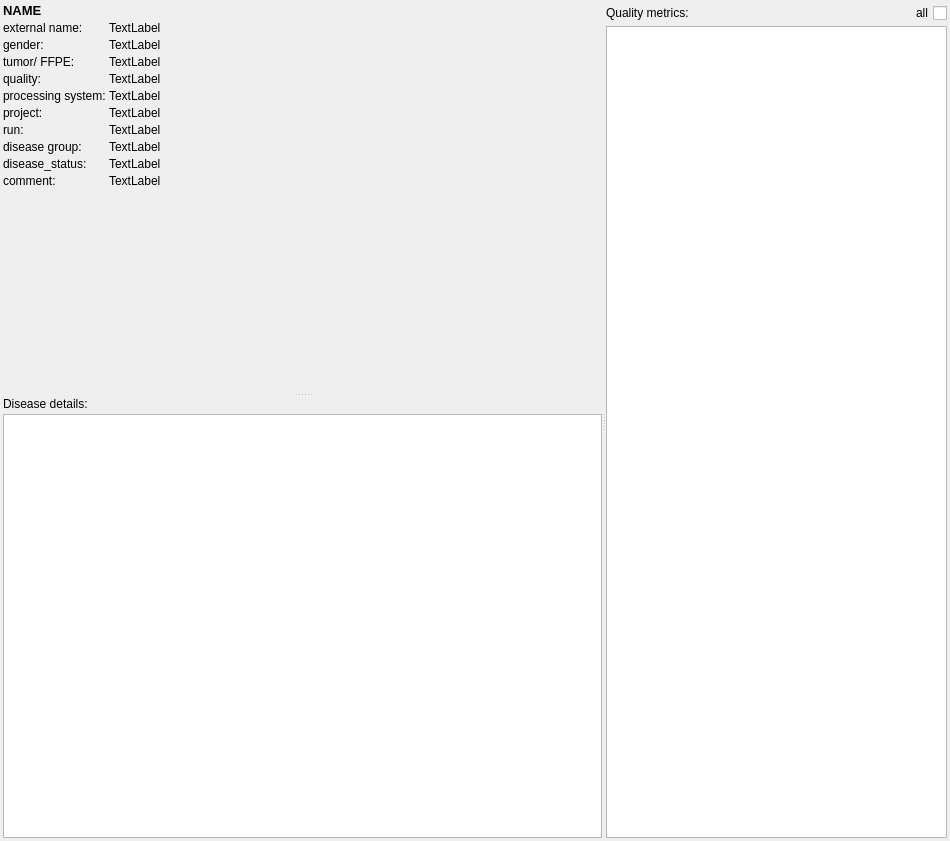
First picture: the form in src/GSvar/ProcessedSampleWidget.ui, repository imgag/ngs-bits, before the edit.
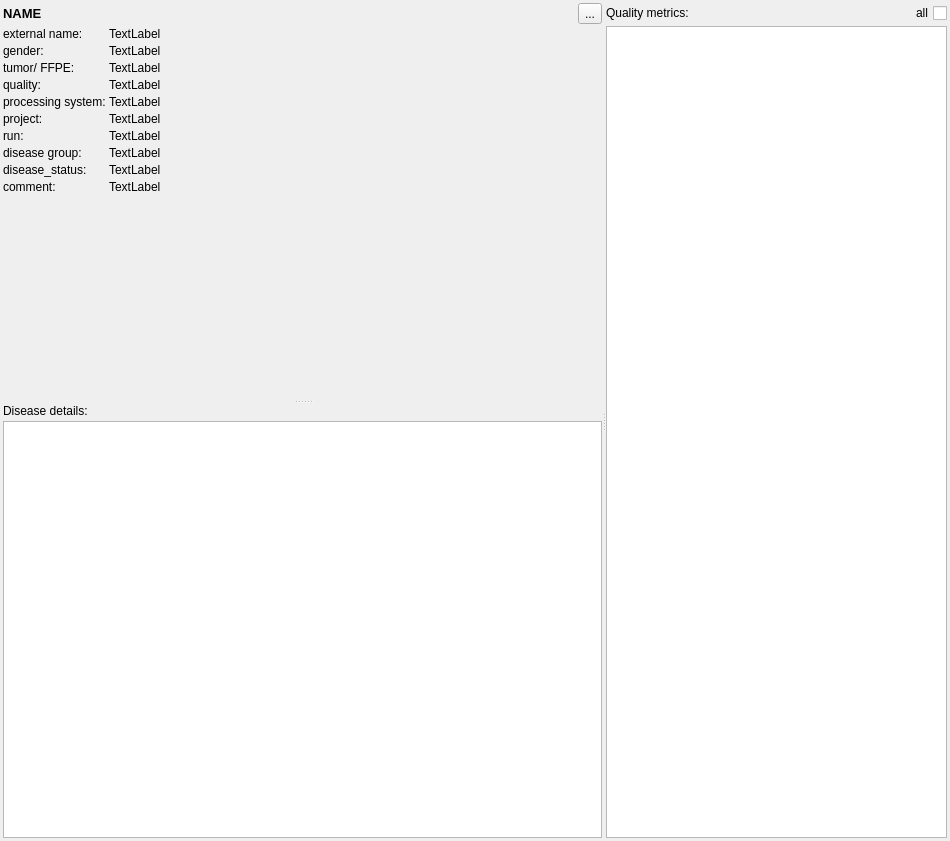
Second picture: the form after the edit. Icons and pictures are not drawn. Custom widgets are drawn as their Qt base class.

What changed in the file:
```diff
--- a/src/GSvar/ProcessedSampleWidget.ui
+++ b/src/GSvar/ProcessedSampleWidget.ui
@@ -37,6 +37,9 @@
    </property>
    <item>
     <widget class="QSplitter" name="splitter_2">
+     <property name="frameShape">
+      <enum>QFrame::NoFrame</enum>
+     </property>
      <property name="orientation">
       <enum>Qt::Horizontal</enum>
      </property>
@@ -52,133 +55,140 @@
         <property name="verticalSpacing">
          <number>3</number>
         </property>
-        <item row="1" column="0">
+        <item row="2" column="0">
          <widget class="QLabel" name="label_6">
           <property name="text">
            <string>external name:</string>
           </property>
          </widget>
         </item>
-        <item row="1" column="1">
+        <item row="2" column="1">
          <widget class="QLabel" name="name_external">
           <property name="text">
            <string>TextLabel</string>
           </property>
          </widget>
         </item>
-        <item row="2" column="0">
+        <item row="3" column="0">
          <widget class="QLabel" name="label_7">
           <property name="text">
            <string>gender:</string>
           </property>
          </widget>
         </item>
-        <item row="2" column="1">
+        <item row="3" column="1">
          <widget class="QLabel" name="gender">
           <property name="text">
            <string>TextLabel</string>
           </property>
          </widget>
         </item>
-        <item row="3" column="0">
+        <item row="4" column="0">
          <widget class="QLabel" name="label_8">
           <property name="text">
            <string>tumor/ FFPE:</string>
           </property>
          </widget>
         </item>
-        <item row="3" column="1">
+        <item row="4" column="1">
          <widget class="QLabel" name="tumor_ffpe">
           <property name="text">
            <string>TextLabel</string>
           </property>
          </widget>
         </item>
-        <item row="4" column="0">
+        <item row="5" column="0">
          <widget class="QLabel" name="label_9">
           <property name="text">
            <string>quality:</string>
           </property>
          </widget>
         </item>
-        <item row="5" column="0">
+        <item row="5" column="1">
+         <widget class="QLabel" name="quality">
+          <property name="text">
+           <string>TextLabel</string>
+          </property>
+         </widget>
+        </item>
+        <item row="6" column="0">
          <widget class="QLabel" name="label_3">
           <property name="text">
            <string>processing system:</string>
           </property>
          </widget>
         </item>
-        <item row="6" column="0">
+        <item row="6" column="1">
+         <widget class="QLabel" name="system">
+          <property name="text">
+           <string>TextLabel</string>
+          </property>
+         </widget>
+        </item>
+        <item row="7" column="0">
          <widget class="QLabel" name="label_5">
           <property name="text">
            <string>project:</string>
           </property>
          </widget>
         </item>
-        <item row="7" column="0">
+        <item row="7" column="1">
+         <widget class="QLabel" name="project">
+          <property name="text">
+           <string>TextLabel</string>
+          </property>
+         </widget>
+        </item>
+        <item row="8" column="0">
          <widget class="QLabel" name="label_4">
           <property name="text">
            <string>run:</string>
           </property>
          </widget>
         </item>
-        <item row="4" column="1">
-         <widget class="QLabel" name="quality">
-          <property name="text">
-           <string>TextLabel</string>
-          </property>
-         </widget>
-        </item>
-        <item row="5" column="1">
-         <widget class="QLabel" name="system">
-          <property name="text">
-           <string>TextLabel</string>
-          </property>
-         </widget>
-        </item>
-        <item row="6" column="1">
-         <widget class="QLabel" name="project">
-          <property name="text">
-           <string>TextLabel</string>
-          </property>
-         </widget>
-        </item>
-        <item row="7" column="1">
+        <item row="8" column="1">
          <widget class="QLabel" name="run">
           <property name="text">
            <string>TextLabel</string>
           </property>
          </widget>
         </item>
-        <item row="8" column="0">
+        <item row="9" column="0">
          <widget class="QLabel" name="label_11">
           <property name="text">
            <string>disease group:</string>
           </property>
          </widget>
         </item>
-        <item row="8" column="1">
+        <item row="9" column="1">
          <widget class="QLabel" name="disease_group">
           <property name="text">
            <string>TextLabel</string>
           </property>
          </widget>
         </item>
-        <item row="9" column="0">
+        <item row="10" column="0">
          <widget class="QLabel" name="label_12">
           <property name="text">
            <string>disease_status:</string>
           </property>
          </widget>
         </item>
-        <item row="10" column="0">
+        <item row="10" column="1">
+         <widget class="QLabel" name="disease_status">
+          <property name="text">
+           <string>TextLabel</string>
+          </property>
+         </widget>
+        </item>
+        <item row="11" column="0">
          <widget class="QLabel" name="label_10">
           <property name="text">
            <string>comment:</string>
           </property>
          </widget>
         </item>
-        <item row="10" column="1">
+        <item row="11" column="1">
          <widget class="QLabel" name="comment">
           <property name="text">
            <string>TextLabel</string>
@@ -188,26 +198,37 @@
           </property>
          </widget>
         </item>
-        <item row="9" column="1">
-         <widget class="QLabel" name="disease_status">
-          <property name="text">
-           <string>TextLabel</string>
-          </property>
-         </widget>
-        </item>
-        <item row="0" column="0" colspan="2">
-         <widget class="QLabel" name="name">
-          <property name="font">
-           <font>
-            <pointsize>10</pointsize>
-            <weight>75</weight>
-            <bold>true</bold>
-           </font>
-          </property>
-          <property name="text">
-           <string>NAME</string>
-          </property>
-         </widget>
+        <item row="1" column="0" colspan="2">
+         <layout class="QHBoxLayout" name="horizontalLayout_2">
+          <item>
+           <widget class="QLabel" name="name">
+            <property name="font">
+             <font>
+              <pointsize>10</pointsize>
+              <weight>75</weight>
+              <bold>true</bold>
+             </font>
+            </property>
+            <property name="text">
+             <string>NAME</string>
+            </property>
+           </widget>
+          </item>
+          <item>
+           <widget class="QToolButton" name="ngsd_btn">
+            <property name="toolTip">
+             <string>&lt;html&gt;&lt;head/&gt;&lt;body&gt;&lt;p&gt;Open processed sample in NGSD web interface.&lt;/p&gt;&lt;/body&gt;&lt;/html&gt;</string>
+            </property>
+            <property name="text">
+             <string>...</string>
+            </property>
+            <property name="icon">
+             <iconset resource="../GSmix/GSmix.qrc">
+              <normaloff>:/Icons/NGSD.png</normaloff>:/Icons/NGSD.png</iconset>
+            </property>
+           </widget>
+          </item>
+         </layout>
         </item>
        </layout>
       </widget>
```
Left out of the diff: 4 changed lines with no effect on the pictures.
